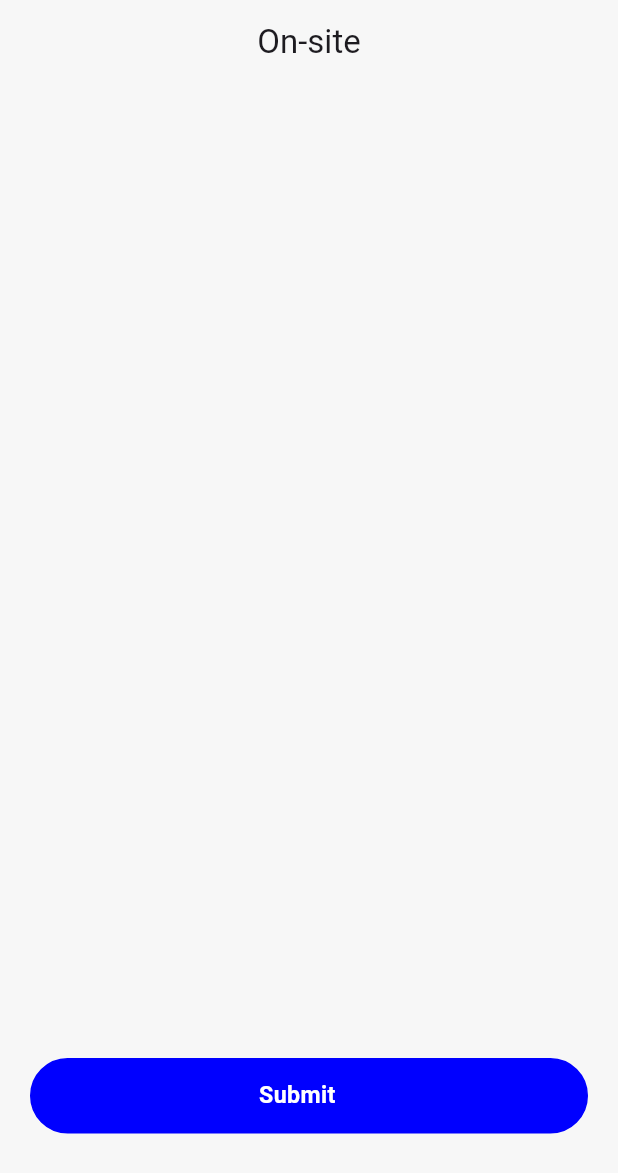
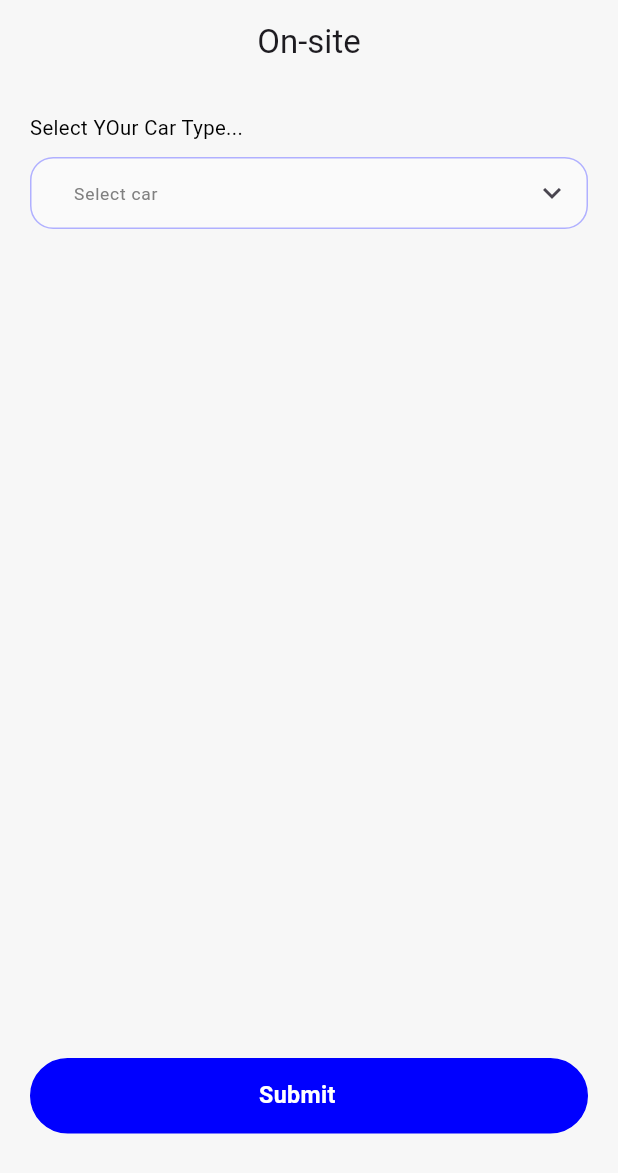
Before and after one commit to bdCalling-Sdt-hub/Auto-revive, a Flutter app: the CustomerSelectCarScreen screen opened by its route, on a phone screen of 412 x 824 dp. Shown: the top 1173 px of the screen. Run offline on Flutter 3.47's test engine with Material 3 defaults, Android fonts, the phone set to English and light mode, and no system bars; our stand-ins replace cached_network_image, dropdown_button2, flutter_screenutil, flutter_svg, go_router, google_maps_flutter and 5 more; missing offline and left inert: country_pickers; Roboto replaces fonts that are missing (Nova).

Commit message:
home section all done

```diff
--- a/lib/pregentaitions/screens/customer/customer_selecte_car/customer_selecte_car_screen.dart
+++ b/lib/pregentaitions/screens/customer/customer_selecte_car/customer_selecte_car_screen.dart
@@ -1,6 +1,10 @@
 import 'package:autorevive/core/config/app_routes/app_routes.dart';
 import 'package:autorevive/core/constants/app_colors.dart';
 import 'package:autorevive/pregentaitions/widgets/custom_button.dart';
+import 'package:autorevive/pregentaitions/widgets/custom_dropdown_field.dart';
+import 'package:autorevive/pregentaitions/widgets/custom_popup_menu.dart';
+import 'package:autorevive/pregentaitions/widgets/custom_text.dart';
+import 'package:autorevive/pregentaitions/widgets/custom_text_field.dart';
 import 'package:flutter/material.dart';
 import 'package:dropdown_button2/dropdown_button2.dart';
 import 'package:flutter_screenutil/flutter_screenutil.dart';
@@ -27,6 +31,7 @@ class _CustomerSelectCarScreenState extends State<CustomerSelectCarScreen> {
   ];
 
   String selectedType = 'Sedan';
+  TextEditingController carCtrl = TextEditingController();
 
   @override
   Widget build(BuildContext context) {
@@ -38,18 +43,26 @@ class _CustomerSelectCarScreenState extends State<CustomerSelectCarScreen> {
           crossAxisAlignment: CrossAxisAlignment.start,
           children: [
 
-            const SizedBox(height: 10),
 
-
-
-
-
-            Spacer(),
-
-            CustomButton(title: "Submit", onpress: () {
-              context.pushNamed(AppRoutes.customerMapScreen);
-            }),
-
+            CustomText(text: "Select YOur Car Type...", color: Colors.black),
+            SizedBox(height: 10.h),
+            CustomTextField(
+              readOnly: true,
+              hintText: "Select car",
+              controller: carCtrl,
+              suffixIcon: CustomPopupMenu(
+                  items: carTypes,
+                  onSelected: (p0) {
+                    carCtrl.text = p0;
+                    setState(() {});
+                  }),
+            ),
+            const Spacer(),
+            CustomButton(
+                title: "Submit",
+                onpress: () {
+                  context.pushNamed(AppRoutes.customerMapScreen);
+                }),
             SizedBox(height: 50.h)
           ],
         ),
```
